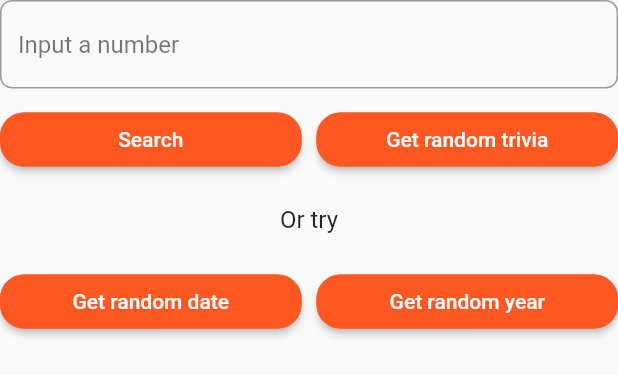
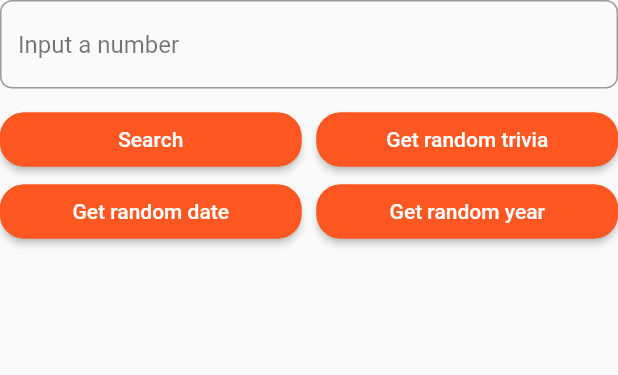
Before and after one commit to Arlo78/numbers_trivia_app, a Flutter app: the TriviaControls widget shown alone on an empty page, opened directly, on a phone screen of 412 x 824 dp. Shown: the top 375 px of the screen. Run offline on Flutter 3.47's test engine with Material 2 defaults, Android fonts, the phone set to English and light mode, and no system bars; our stand-ins replace bloc, dartz, equatable, flutter_bloc, flutter_spinkit, get_it and 2 more; accounts and stored records are empty.

Commit message:
refactor: remove unneeded text

```diff
--- a/lib/features/number_trivia/presentation/widgets/trivia_controls.dart
+++ b/lib/features/number_trivia/presentation/widgets/trivia_controls.dart
@@ -36,16 +36,6 @@ class _TriviaControlsState extends State<TriviaControls> {
           height: 10,
         ),
         _buildNumberTriviaButtons(),
-        const Padding(
-          padding: EdgeInsets.all(20),
-          child: SizedBox(
-            height: 20,
-            child: Text(
-              'Or try',
-              style: TextStyle(fontSize: 16),
-            ),
-          ),
-        ),
         _buildExtraTriviaButtons(),
       ],
     );
```
